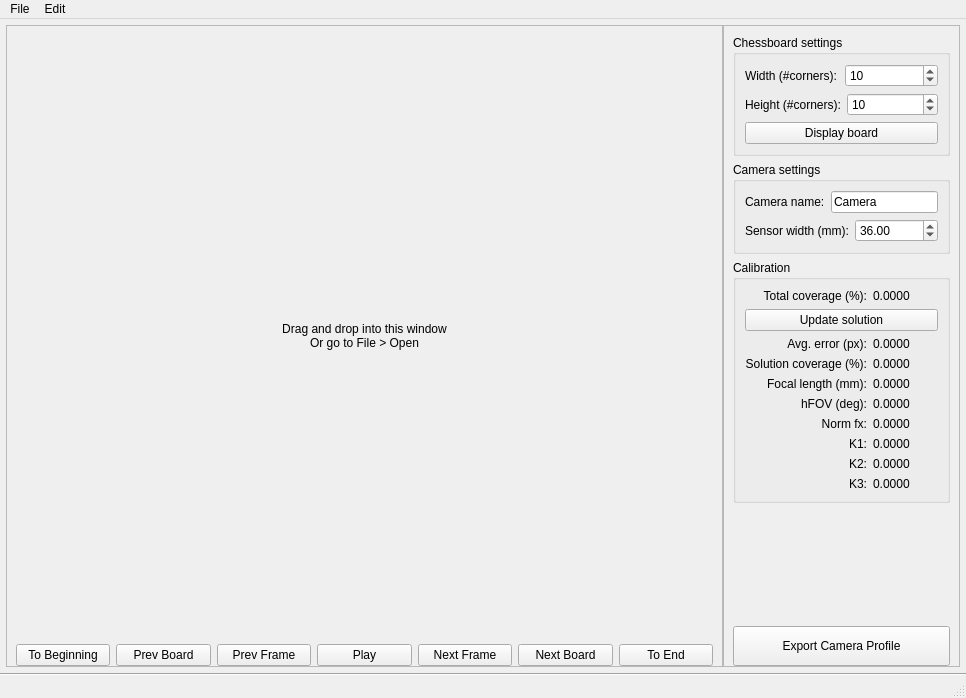
Qt form src/window.ui (YaannSloot/Blender-Camera-Calibration-Tool) before a commit.
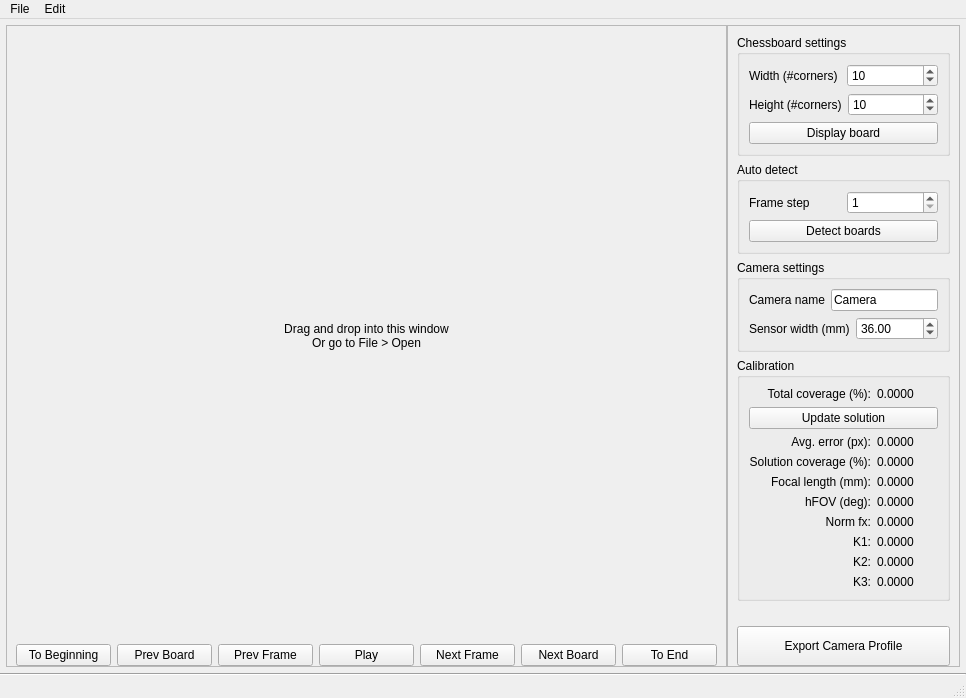
The same form after that commit.

Commit message: Added auto detect feature

Patch:
```diff
--- a/src/window.ui
+++ b/src/window.ui
@@ -222,7 +222,7 @@
                  </sizepolicy>
                 </property>
                 <property name="text">
-                 <string>Width (#corners):</string>
+                 <string>Width (#corners)</string>
                 </property>
                </widget>
               </item>
@@ -243,7 +243,7 @@
               <item>
                <widget class="QLabel" name="board_height_lbl">
                 <property name="text">
-                 <string>Height (#corners):</string>
+                 <string>Height (#corners)</string>
                 </property>
                </widget>
               </item>
@@ -269,6 +269,43 @@
            </layout>
           </widget>
          </item>
+         <item>
+          <widget class="QGroupBox" name="auto_detect_layout">
+           <property name="title">
+            <string>Auto detect</string>
+           </property>
+           <layout class="QVBoxLayout" name="verticalLayout_5">
+            <item>
+             <layout class="QHBoxLayout" name="frame_step_layout">
+              <item>
+               <widget class="QLabel" name="frame_step_lbl">
+                <property name="text">
+                 <string>Frame step</string>
+                </property>
+               </widget>
+              </item>
+              <item>
+               <widget class="QSpinBox" name="frame_step_num">
+                <property name="minimum">
+                 <number>1</number>
+                </property>
+                <property name="maximum">
+                 <number>1000</number>
+                </property>
+               </widget>
+              </item>
+             </layout>
+            </item>
+            <item>
+             <widget class="QPushButton" name="auto_detect_button">
+              <property name="text">
+               <string>Detect boards</string>
+              </property>
+             </widget>
+            </item>
+           </layout>
+          </widget>
+         </item>
          <item>
           <widget class="QGroupBox" name="cam_settings_layout">
            <property name="sizePolicy">
@@ -289,7 +326,7 @@
               <item>
                <widget class="QLabel" name="cam_name_lbl">
                 <property name="text">
-                 <string>Camera name:</string>
+                 <string>Camera name</string>
                 </property>
                </widget>
               </item>
@@ -325,7 +362,7 @@
               <item>
                <widget class="QLabel" name="sensor_width_lbl">
                 <property name="text">
-                 <string>Sensor width (mm):</string>
+                 <string>Sensor width (mm)</string>
                 </property>
                </widget>
               </item>
```
The commit also changes 2 other files.
